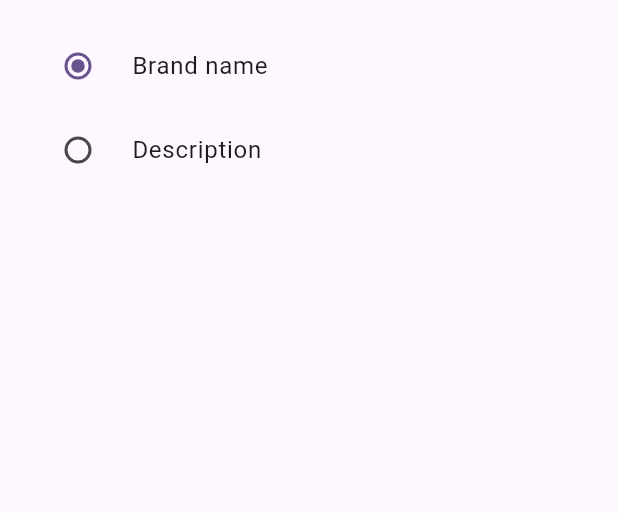
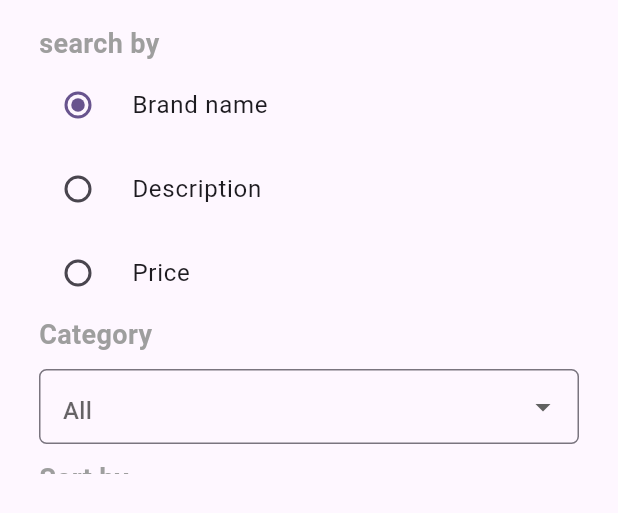
Before and after one commit to mazineab/store_m44, a Flutter app: the BottomSheetFilter widget shown alone on an empty page, opened directly, after a tap on "Brand name", on a phone screen of 412 x 824 dp. Shown: the top 513 px of the screen. Run offline on Flutter 3.47's test engine with Material 3 defaults, Android fonts, the phone set to English and light mode, and no system bars; our stand-ins replace appinio_swiper, cached_network_image, get, icons_plus, skeletonizer; missing offline and left inert: tiktoklikescroller.

Commit message:
add sort and dropdown

```diff
--- a/lib/common/bottom_sheet/bottom_sheet_filter.dart
+++ b/lib/common/bottom_sheet/bottom_sheet_filter.dart
@@ -1,9 +1,11 @@
 import 'package:flutter/material.dart';
 import 'package:get/get.dart';
 import 'package:store_m44/common/bottom_sheet/bottom_sheet_filter_controller.dart';
+import 'package:store_m44/core/utils/constant.dart';
 
 class BottomSheetFilter extends StatelessWidget {
   const BottomSheetFilter({super.key});
+
 
   @override
   Widget build(BuildContext context) {
@@ -11,31 +13,99 @@ class BottomSheetFilter extends StatelessWidget {
       init: BottomSheetFilterController(),
       builder: (controller)=> Container(
         padding: EdgeInsets.all(16),
+        child: SizedBox(
+          height: 300,
+          child: SingleChildScrollView(
             child: Column(
               mainAxisSize: MainAxisSize.min,
+              crossAxisAlignment: CrossAxisAlignment.start,
               children: [
+                textTitle("search by"),
                 RadioListTile<String>(
                   title: Text('Brand name'),
                   value: 'Brand name',
-              groupValue: controller.selectedOtion.value,
+                  groupValue: controller.selectSearch.value,
                   onChanged: (value) {
-                controller.chnage(value!);
-                print(controller.selectedOtion.value);
+                    controller.chnageSearch(value!);
                   },
-
                 ),
                 RadioListTile<String>(
                   title: Text('Description'),
                   value: 'Description',
-              groupValue:controller.selectedOtion.value,
+                  groupValue:controller.selectSearch.value,
                   onChanged: (value) {
-                controller.chnage(value!);
-                print(controller.selectedOtion.value);
+                    controller.chnageSearch(value!);
+                  },
+                ),
+                RadioListTile<String>(
+                  title: Text('Price'),
+                    value: 'Price',
+                    groupValue: controller.selectSearch.value,
+                    onChanged: (value){
+                      controller.chnageSearch(value!);
+                    }
+                ),
+                textTitle("Category"),const SizedBox(height:10),
+                Container(
+                  margin: const EdgeInsets.symmetric(horizontal:10),
+                  width: double.infinity,
+                  height: 50,
+                  child: DropdownButtonFormField(
+                    decoration: InputDecoration(
+                      border: OutlineInputBorder(
+                        borderRadius: BorderRadius.circular(5)
+                      )
+                    ),
+                    hint: const Text("All"),
+                      items: Constant.list.map((e){
+                        return DropdownMenuItem(
+                          value: e,
+                            child:Text(e)
+                        );
+                      }).toList(),
+                      onChanged: (val){
+                        controller.category=val;
+                        print(controller.category);
+                      }
+                  ),
+                ),
+                const SizedBox(height:10),
+                textTitle("Sort by"),
+                RadioListTile<String>(
+                  title: Text('Price'),
+                  value: 'Price',
+                  groupValue:controller.selectSort.value,
+                  onChanged: (value) {
+                    controller.changeSort(value!);
+                  },
+                ),
+                RadioListTile<String>(
+                  title: Text('Description'),
+                  value: 'Description',
+                  groupValue:controller.selectSort.value,
+                  onChanged: (value) {
+                    controller.changeSort(value!);
+                  },
+                ),
+                RadioListTile<String>(
+                  title: Text('Brand name'),
+                  value: 'Brand name',
+                  groupValue:controller.selectSort.value,
+                  onChanged: (value) {
+                    controller.changeSort(value!);
                   },
                 ),
               ],
             ),
           ),
+        ),
+      ),
+    );
+  }
+  Widget textTitle(String title){
+    return Padding(
+      padding: const EdgeInsets.only(left: 10),
+      child: Text(title,style: const TextStyle(fontSize:18,fontWeight: FontWeight.bold,color: Colors.grey),),
     );
   }
 }
--- a/lib/common/bottom_sheet/bottom_sheet_filter_controller.dart
+++ b/lib/common/bottom_sheet/bottom_sheet_filter_controller.dart
@@ -1,10 +1,17 @@
 import 'package:get/get.dart';
 
 class BottomSheetFilterController extends GetxController{
-  var selectedOtion=" brand name".obs;
+  var selectSearch=" brand name".obs;
+  var selectSort="default".obs;
+  String?category;
 
-  chnage(String val){
-    selectedOtion.value=val;
+  chnageSearch(String val){
+    selectSearch.value=val;
+    update();
+  }
+
+  changeSort(String val){
+    selectSort.value=val;
     update();
   }
 }
--- a/lib/features/home/controllers/search_controller.dart
+++ b/lib/features/home/controllers/search_controller.dart
@@ -1,4 +1,5 @@
 import 'package:get/get.dart';
+import 'package:store_m44/common/bottom_sheet/bottom_sheet_filter_controller.dart';
 import 'package:store_m44/data/models/product.dart';
 
 import '../../../core/utils/constant.dart';
@@ -6,6 +7,7 @@ import '../../../data/repositories/product_repositories.dart';
 
 class SearchScreenController extends GetxController{
   ProductRepositories productRepositories=Get.find<ProductRepositories>();
+  BottomSheetFilterController controller=Get.put(BottomSheetFilterController());
   var filterList=<Product>[].obs;
   var listProduct=<Product>[].obs;
   var isload=true.obs;
@@ -23,10 +25,11 @@ class SearchScreenController extends GetxController{
   }
 
   searchProduct(String word,String category){
-    if(category=="description"){
+    var seachBy=controller.selectSearch;
+    if(seachBy.value=="Description"){
       filterList.assignAll(listProduct.where((e)=>e.description.toLowerCase().contains(word.toLowerCase())));
     }
-    else if(category=="nameBrand"){
+    else if(seachBy.value=="Brand name"){
     filterList.assignAll(listProduct.where((e)=>e.nameBrand.toLowerCase().contains(word.toLowerCase())));
     }
     update();
--- a/lib/features/home/screens/search_screen.dart
+++ b/lib/features/home/screens/search_screen.dart
@@ -23,13 +23,14 @@ class SearchScreen extends StatelessWidget {
             Container(
               margin: const EdgeInsets.symmetric(horizontal:20),
                 child: SearchWidget(
+                  onTap:()=> showModalBottomSheet(
+                      context: context,
+                      builder: (context){
+                        return const BottomSheetFilter();
+                      }
+                  ),
                   fun: (word)=>controller.searchProduct(word, ""),
-                  onTap:()=> showModalBottomSheet(
-                    context: context,
-                    builder: (context){
-                      return const BottomSheetFilter();
-                    }
-                  ),
+
                 )
             ),
             if(controller.isload.value)
```
Lines whose indentation alone changed are shown as unchanged.
